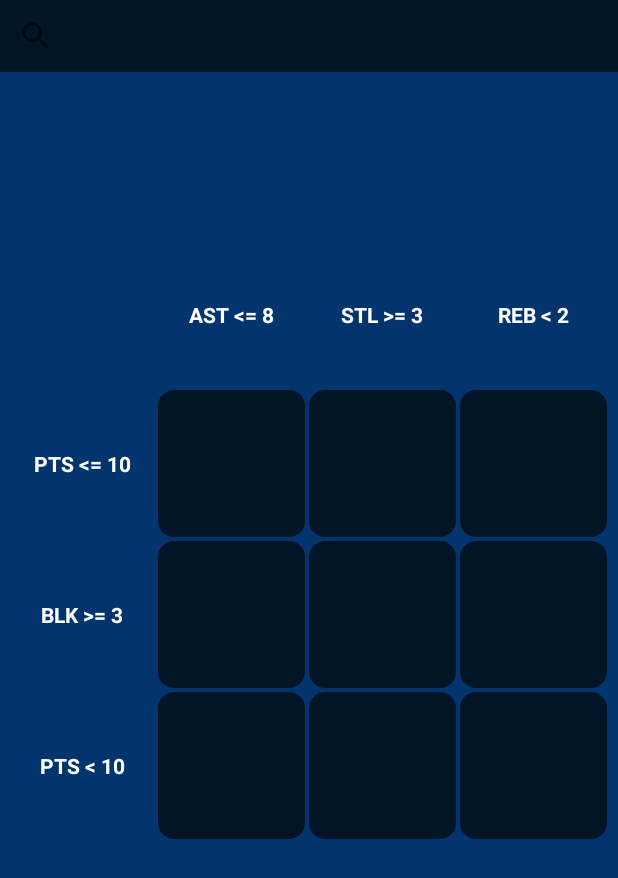
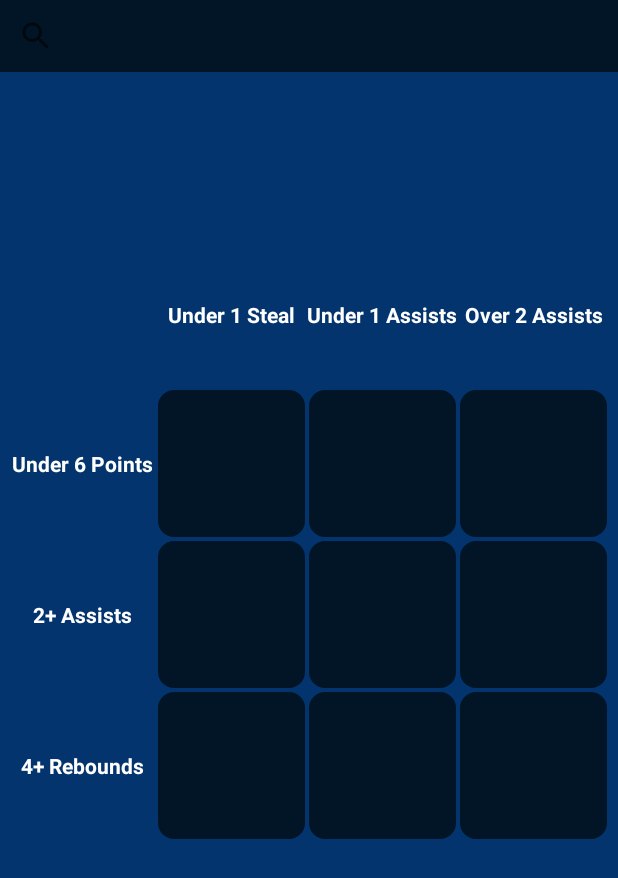
Before and after one commit to rkoum/Grid, an Android app: the screen it shows after launch (MainActivity), on a phone screen of 412 x 824 dp. Shown: the top 878 px of the screen. Run offline under Robolectric (Android 15) with nearby library versions, the phone set to English and light mode, and no system bars.

Commit message:
correct mapping

```diff
--- a/app/src/main/java/com/example/grid/MainActivity.kt
+++ b/app/src/main/java/com/example/grid/MainActivity.kt
@@ -58,25 +58,20 @@ class MainActivity : AppCompatActivity() {
 
     private val foundPlayers = MutableList<String?>(9) { null }
 
-
-    val randomPTS = Random.nextInt(1, 15)
-    val randomREB = Random.nextInt(1, 6)
-    val randomAST = Random.nextInt(1, 4)
-    val randomBLK = Random.nextInt(1, 2)
-    val randomSTL = Random.nextInt(1, 2)
+    val symbols = listOf(">", ">=", "<")
    val positions = listOf("PG ", "SG ", "SF ", "PF ", "C ")
 
-
-    val symbols = listOf(">", ">=", "<", "<=")
+    fun generateConditions(): List<String> {
+        val symbols = listOf(">", ">=", "<")
         val stats = listOf("PTS", "REB", "AST", "BLK", "STL")
 
         // Generate random values for statistics
         val randomValues = mapOf(
-        "PTS" to Random.nextInt(1, 20),
-        "REB" to Random.nextInt(1, 10),
-        "AST" to Random.nextInt(1, 15),
-        "BLK" to Random.nextInt(1, 5),
-        "STL" to Random.nextInt(1, 5)
+            "PTS" to Random.nextInt(1, 15),
+            "REB" to Random.nextInt(1, 6),
+            "AST" to Random.nextInt(1, 4),
+            "BLK" to Random.nextInt(1, 2),
+            "STL" to Random.nextInt(1, 2)
         )
 
         // Generate a large number of conditions to ensure uniqueness
@@ -105,53 +100,57 @@ class MainActivity : AppCompatActivity() {
         // Take 3 additional conditions that don't contain the used stats
         val additionalConditionsTaken = filteredConditions.take(3)
 
+        val conditionA = additionalConditionsTaken.getOrElse(0) { "Unknown Condition A" }
+        val conditionB = additionalConditionsTaken.getOrElse(1) { "Unknown Condition B" }
+        val conditionC = additionalConditionsTaken.getOrElse(2) { "Unknown Condition C" }
 
-    // Manually extract conditions from the list
+        // Return the final list of conditions
+        return listOf(condition1, condition2, condition3, conditionA, conditionB, conditionC)
+    }
 
-    //TODO conditions A,B,C different than 1,2,3
-    val conditionA = additionalConditionsTaken .getOrElse(0) { "Unknown Condition A" }
-    val conditionB = additionalConditionsTaken .getOrElse(1) { "Unknown Condition B" }
-    val conditionC = additionalConditionsTaken .getOrElse(2) { "Unknown Condition C" }
 
+    val finalConditions = generateConditions()
     // Use these conditions in your queries
+
            val queries: List<String> = listOf(
-        "SELECT * FROM Players WHERE NAME = ? AND $condition1 AND $conditionA ",
-        "SELECT * FROM Players WHERE NAME = ? AND $condition2 AND $conditionA ",
-        "SELECT * FROM Players WHERE NAME = ? AND $condition3 AND $conditionA ",
-        "SELECT * FROM Players WHERE NAME = ? AND $condition1 AND $conditionB ",
-        "SELECT * FROM Players WHERE NAME = ? AND $condition2 AND $conditionB ",
-        "SELECT * FROM Players WHERE NAME = ? AND $condition3 AND $conditionB ",
-        "SELECT * FROM Players WHERE NAME = ? AND $condition1 AND $conditionC ",
-        "SELECT * FROM Players WHERE NAME = ? AND $condition2 AND $conditionC ",
-        "SELECT * FROM Players WHERE NAME = ? AND $condition3 AND $conditionC "
+            "SELECT * FROM Players WHERE NAME = ? AND ${generateConditions()[0]} AND ${generateConditions()[3]}",
+            "SELECT * FROM Players WHERE NAME = ? AND ${generateConditions()[1]} AND ${generateConditions()[3]}",
+            "SELECT * FROM Players WHERE NAME = ? AND ${generateConditions()[2]} AND ${generateConditions()[3]}",
+            "SELECT * FROM Players WHERE NAME = ? AND ${generateConditions()[0]} AND ${generateConditions()[4]}",
+            "SELECT * FROM Players WHERE NAME = ? AND ${generateConditions()[1]} AND ${generateConditions()[4]}",
+            "SELECT * FROM Players WHERE NAME = ? AND ${generateConditions()[2]} AND ${generateConditions()[4]}",
+            "SELECT * FROM Players WHERE NAME = ? AND ${generateConditions()[0]} AND ${generateConditions()[5]}",
+            "SELECT * FROM Players WHERE NAME = ? AND ${generateConditions()[1]} AND ${generateConditions()[5]}",
+            "SELECT * FROM Players WHERE NAME = ? AND ${generateConditions()[2]} AND ${generateConditions()[5]}"
         )
 
-    val conditionMap: Map<String, String> = mapOf(
-        "PTS > $randomPTS" to "Over $randomPTS Points",
-        "PTS < $randomPTS" to "Under $randomPTS Points",
-        "PTS >= $randomPTS" to "At least $randomPTS Points",
-        "REB > $randomREB" to "Over $randomREB Rebounds",
-        "REB < $randomREB" to "Under $randomREB Rebounds",
-        "REB >= $randomREB" to "At least $randomREB Rebounds",
-        "AST > $randomAST" to "Over $randomAST Assists",
-        "AST < $randomAST" to "Under $randomAST Assists",
-        "AST >= $randomAST" to "At least $randomAST Assists",
-        "BLK > $randomBLK" to "Over $randomBLK Blocks",
-        "BLK < $randomBLK" to "Under $randomBLK Blocks",
-        "BLK >= $randomBLK" to "At least $randomBLK Blocks",
-        "STL > $randomSTL" to "Over $randomSTL Steal",
-        "STL < $randomSTL" to "Under $randomSTL Steal",
-        "STL >= $randomSTL" to "At least $randomSTL Steal",
-        "POS = 'PG '" to "Point Guard",
-        "POS = 'SG '" to "Shooting Guard",
-        "POS = 'SF '" to "Small Forward",
-        "POS = 'PF '" to "Power Forward",
-        "POS = 'C '" to "Center",
 
+    fun description(stat: String, symbol: String, value: Int): String = when (symbol) {
+        ">" -> "Over $value $stat"
+        "<" -> "Under $value $stat"
+        ">=" -> "$value+ $stat"
+        else -> ""
+    }
 
-        "\"TO\" >= 0" to "At least 0 TO",
-
+    val conditionMap: Map<String, String> = (1..15).flatMap { pts ->
+        (1..6).flatMap { reb ->
+            (1..4).flatMap { ast ->
+                (1..2).flatMap { blk ->
+                    (1..2).flatMap { stl ->
+                        symbols.flatMap { symbol ->
+                            listOf(
+                                "PTS $symbol $pts" to description("Points", symbol, pts),
+                                "REB $symbol $reb" to description("Rebounds", symbol, reb),
+                                "AST $symbol $ast" to description("Assists", symbol, ast),
+                                "BLK $symbol $blk" to description("Blocks", symbol, blk),
+                                "STL $symbol $stl" to description("Steal", symbol, stl)
                             )
+                        }
+                    }
+                }
+            }
+        }
+    }.toMap()
 
     private var currentPage = 0
     private val pageSize = 10
@@ -206,12 +205,12 @@ class MainActivity : AppCompatActivity() {
     }
 
     private fun updateConditionTextViews() {
-        conditionTextView1.text =condition1//conditionMap[condition1] ?: "Unknown condition"
-        conditionTextView2.text =condition2//conditionMap[condition2] ?: "Unknown condition"
-        conditionTextView3.text =condition3//conditionMap[condition3] ?: "Unknown condition"
-        conditionTextViewA.text =conditionA//conditionMap[conditionA] ?: "Unknown condition"
-        conditionTextViewB.text =conditionB//conditionMap[conditionB] ?: "Unknown condition"
-        conditionTextViewC.text =conditionC//conditionMap[conditionC] ?: "Unknown condition"
+        conditionTextView1.text = conditionMap[generateConditions()[0]] ?: "Unknown condition"
+        conditionTextView2.text = conditionMap[generateConditions()[1]] ?: "Unknown condition"
+        conditionTextView3.text = conditionMap[generateConditions()[2]] ?: "Unknown condition"
+        conditionTextViewA.text = conditionMap[generateConditions()[3]] ?: "Unknown condition"
+        conditionTextViewB.text = conditionMap[generateConditions()[4]] ?: "Unknown condition"
+        conditionTextViewC.text = conditionMap[generateConditions()[5]] ?: "Unknown condition"
 
 
         adapter = PlayerCursorAdapter(this, null)
@@ -487,7 +486,7 @@ class MainActivity : AppCompatActivity() {
         }
     }
 }
-//TODO correct mapping
+
 //TODO rng conditions until found
 //TODO UI -> search and X icon white
 //TODO images or text <-> textView
```
Lines whose indentation alone changed are shown as unchanged.
